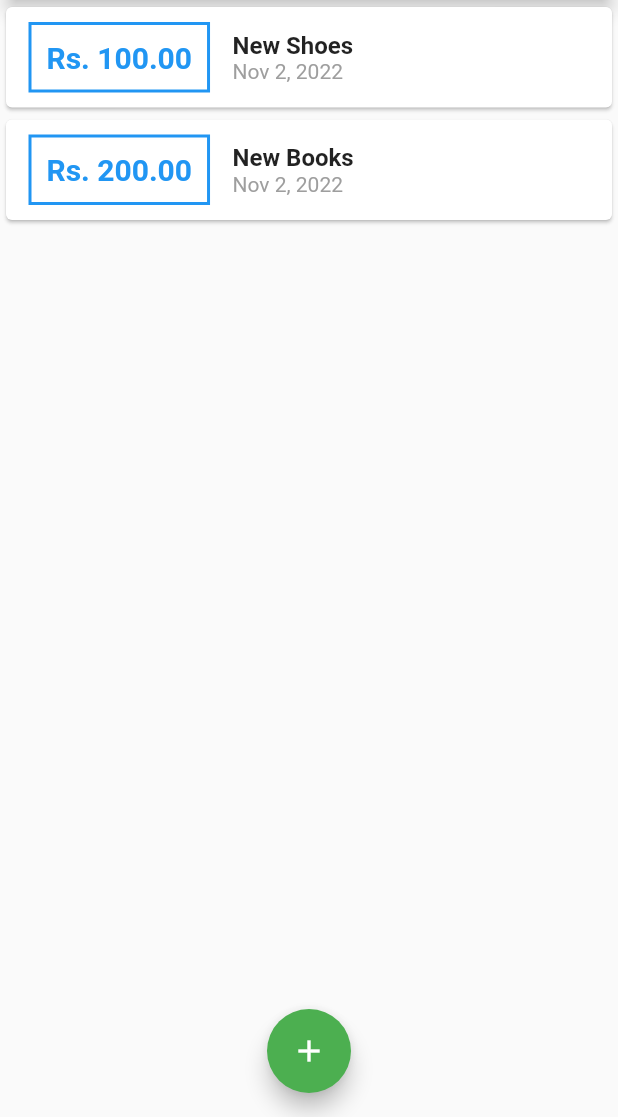
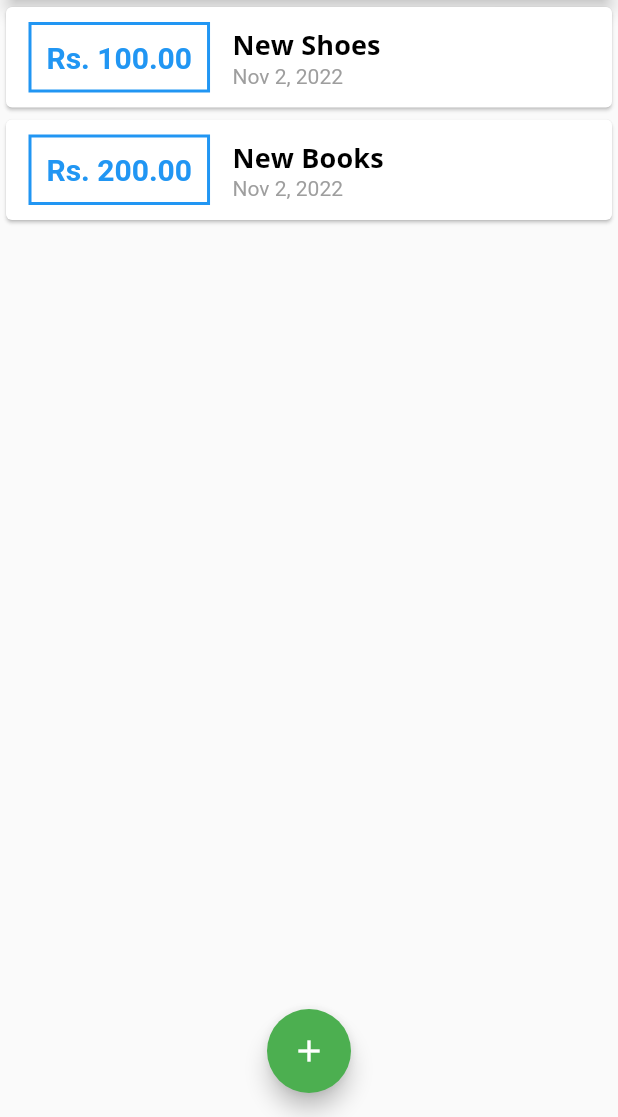
Before and after one commit to rghv932/flutter-personal-expenses-app, a Flutter app: the screen it shows after launch, on a phone screen of 412 x 824 dp, the part 119-1236 px from its top. Run offline on Flutter 3.47's test engine with Material 2 defaults, Android fonts, the phone set to English and light mode, and no system bars.

Commit message:
Custom fonts and Text Themes

```diff
--- a/lib/main.dart
+++ b/lib/main.dart
@@ -18,6 +18,20 @@ class MyApp extends StatelessWidget {
       theme: ThemeData(
         primarySwatch: Colors.blue,
         colorScheme: ColorScheme.fromSwatch(accentColor: Colors.green),
+        fontFamily: 'Quicksand',
+        textTheme: ThemeData.light().textTheme.copyWith(
+              titleSmall: TextStyle(
+                fontFamily: 'OpenSans',
+                fontWeight: FontWeight.bold,
+                fontSize: 18,
+              ),
+            ),
+        appBarTheme: AppBarTheme(
+          toolbarTextStyle: TextStyle(
+            fontFamily: 'OpenSans',
+            fontSize: 20,
+          ),
+        ),
       ),
       home: MyHomePage(),
     );
@@ -67,11 +81,16 @@ class _MyHomePageState extends State<MyHomePage> {
   Widget build(BuildContext context) {
     return Scaffold(
       appBar: AppBar(
-        title: const Text('Flutter - Personal Expenses App'),
+        title: const Text(
+          'Flutter - Personal Expenses App',
+          // style: TextStyle(
+          //   fontFamily: 'OpenSans',
+          // ),
+        ),
         actions: <Widget>[
           IconButton(
             icon: Icon(Icons.add),
-            onPressed: ()=>_startAddNewTransaction(context),
+            onPressed: () => _startAddNewTransaction(context),
           )
         ],
       ),
@@ -95,7 +114,7 @@ class _MyHomePageState extends State<MyHomePage> {
       floatingActionButtonLocation: FloatingActionButtonLocation.centerFloat,
       floatingActionButton: FloatingActionButton(
         child: Icon(Icons.add),
-        onPressed: ()=>_startAddNewTransaction(context),
+        onPressed: () => _startAddNewTransaction(context),
       ),
     );
   }
--- a/lib/widgets/transaction_list.dart
+++ b/lib/widgets/transaction_list.dart
@@ -43,10 +43,7 @@ class TransactionList extends StatelessWidget {
                   children: <Widget>[
                     Text(
                       transactions[index].title,
-                      style: TextStyle(
-                        fontSize: 16,
-                        fontWeight: FontWeight.bold,
-                      ),
+                      style: Theme.of(context).textTheme.titleSmall,
                     ),
                     Text(
                       DateFormat.yMMMd().format(transactions[index].date), //'yyyy-MM-dd'
```
Also changed, not shown: pubspec.yaml (+11 -11 lines), assets/fonts/OpenSans-Bold.ttf (added), assets/fonts/OpenSans-Regular.ttf (added), assets/fonts/Quicksand-Bold.ttf (added), assets/fonts/Quicksand-Light.ttf (added), assets/fonts/Quicksand-Medium.ttf (added), assets/fonts/Quicksand-Regular.ttf (added).
